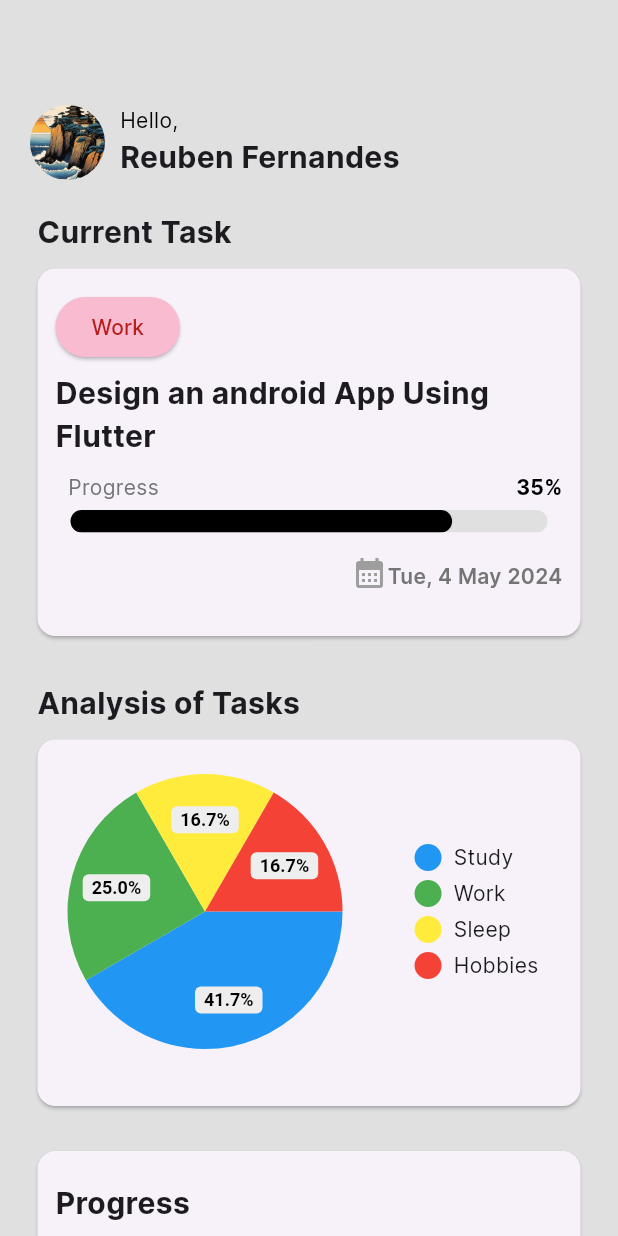
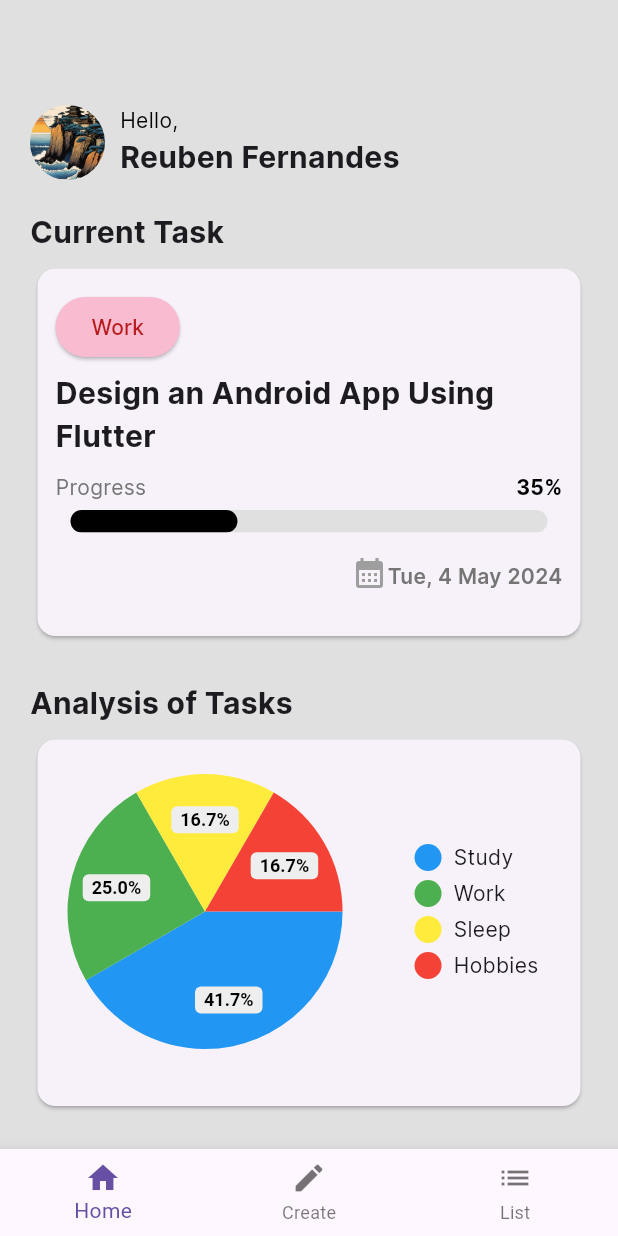
Before and after one commit to Reubencfernandes/Project_Gemini, a Flutter app: the Homestuff screen opened by its route, on a phone screen of 412 x 824 dp. Run offline on Flutter 3.47's test engine with Material 3 defaults, Android fonts, the phone set to English and light mode, and no system bars; drawn by our look-alikes of percent_indicator, pie_chart; our stand-ins replace firebase_auth, google_fonts, google_sign_in, responsive_sizer; accounts and stored records are empty.

```diff
--- /dev/null
+++ b/lib/pages/Components/navigate.dart
@@ -0,0 +1,54 @@
+import 'package:flutter/material.dart';
+
+class lastpart extends StatefulWidget {
+  const lastpart({super.key});
+
+
+  @override
+  State<lastpart> createState() => _NavigationBarState();
+}
+
+class _NavigationBarState extends State<lastpart> {
+  int _selectedIndex = 0; // Use lowercase with underscores for private variables.
+
+  final List<BottomNavigationBarItem> _bottomNavItems = [
+    // Renamed for clarity and consistency.
+    const BottomNavigationBarItem(
+      icon: Icon(Icons.home),
+      label: 'Home', // Capitalize first letter for consistency.
+    ),
+    const BottomNavigationBarItem(
+      icon: Icon(Icons.create),
+      label: 'Create',
+    ),
+    const BottomNavigationBarItem(
+      icon: Icon(Icons.list),
+      label: 'List',
+    ),
+  ];
+
+  @override
+  Widget build(BuildContext context) {
+    return BottomNavigationBar(
+      items: _bottomNavItems,
+      currentIndex: _selectedIndex,
+      onTap: (index) {
+        setState(() {
+          switch(index)
+          {
+            case 0:
+              Navigator.pushNamed(context, '/home');
+              break;
+            case 1:
+              Navigator.pushNamed(context, '/create');
+              break;
+            case 2:
+              Navigator.pushNamed(context, '/tasks');
+              break;
+          }
+          _selectedIndex = index;
+        });
+      },
+    );
+  }
+}
--- a/lib/pages/create_page.dart
+++ b/lib/pages/create_page.dart
@@ -1,11 +1,14 @@
 import 'package:flutter/material.dart';
+import 'Components/navigate.dart';
 import 'package:google_fonts/google_fonts.dart';
 class Create extends StatelessWidget {
   const Create({super.key});
 
   @override
   Widget build(BuildContext context) {
-    return const Placeholder();
+    return const Scaffold(
+      bottomNavigationBar: lastpart(),
+    );
 
   }
 }
--- a/lib/pages/home_page.dart
+++ b/lib/pages/home_page.dart
@@ -1,7 +1,6 @@
-import 'package:flutter/cupertino.dart';
+import 'package:flute/pages/Components/navigate.dart';
 import 'package:flutter/material.dart';
 import 'package:pie_chart/pie_chart.dart';
-import 'package:google_fonts/google_fonts.dart';
 import 'package:percent_indicator/percent_indicator.dart';
 
 Map<String, double> dataMap = {
@@ -33,8 +32,7 @@ class Homestuff extends StatelessWidget {
               crossAxisAlignment: CrossAxisAlignment.start,
               children: [
                 ClipRRect(
-                  borderRadius: BorderRadius.circular(
-                      50.0), // Adjust the radius as needed
+                  borderRadius: BorderRadius.circular(50.0), // Adjust the radius as needed
                   child: SizedBox(
                     width: 50.0, // Adjust the width as needed
                     height: 50.0, // Adjust the height as needed
@@ -45,15 +43,15 @@ class Homestuff extends StatelessWidget {
                   ),
                 ),
                 const SizedBox(width: 10),
-                const Column(
+                Column(
                   crossAxisAlignment: CrossAxisAlignment.start,
-                  children: [
+                  children: const [
                     Text("Hello,",
                         style: TextStyle(
-                            fontFamily: 'inter', color: Colors.black)),
+                            fontFamily: 'Inter', color: Colors.black)),
                     Text("Reuben Fernandes",
                         style: TextStyle(
-                            fontFamily: 'inter',
+                            fontFamily: 'Inter',
                             fontSize: 20,
                             fontWeight: FontWeight.bold)),
                   ],
@@ -64,9 +62,9 @@ class Homestuff extends StatelessWidget {
             Expanded(
               child: ListView(
                 children: [
-                  const Text(" Current Task",
+                  const Text("Current Task",
                       style: TextStyle(
-                          fontFamily: 'inter',
+                          fontFamily: 'Inter',
                           fontSize: 20,
                           fontWeight: FontWeight.bold)),
                   Card(
@@ -86,28 +84,28 @@ class Homestuff extends StatelessWidget {
                               "Work",
                               style: TextStyle(
                                 color: Colors.red[900],
-                                fontFamily: 'inter',
+                                fontFamily: 'Inter',
                                 fontSize: 14,
                               ),
                             ),
                           ),
                           const SizedBox(height: 5),
-                          const Text("Design an android App Using Flutter",
+                          const Text("Design an Android App Using Flutter",
                               style: TextStyle(
-                                  fontFamily: 'inter',
+                                  fontFamily: 'Inter',
                                   fontSize: 20,
                                   fontWeight: FontWeight.bold)),
                           const SizedBox(height: 10),
                           Row(
                             mainAxisAlignment: MainAxisAlignment.spaceBetween,
                             children: [
-                              Text("  Progress",
+                              Text("Progress",
                                   style: TextStyle(
-                                      fontFamily: 'inter',
+                                      fontFamily: 'Inter',
                                       color: Colors.grey[600])),
                               const Text("35%",
                                   style: TextStyle(
-                                      fontFamily: 'inter',
+                                      fontFamily: 'Inter',
                                       color: Colors.black,
                                       fontWeight: FontWeight.bold)),
                             ],
@@ -118,7 +116,7 @@ class Homestuff extends StatelessWidget {
                               borderRadius: BorderRadius.circular(10.0),
                               child: LinearPercentIndicator(
                                 lineHeight: 15.0,
-                                percent: 0.8,
+                                percent: 0.35,
                                 progressColor: Colors.black,
                                 backgroundColor: Colors.grey[300],
                                 barRadius: const Radius.circular(10),
@@ -137,7 +135,7 @@ class Homestuff extends StatelessWidget {
                               Text(
                                 "Tue, 4 May 2024",
                                 style: TextStyle(
-                                    fontFamily: 'inter',
+                                    fontFamily: 'Inter',
                                     color: Colors.grey[600],
                                     fontWeight: FontWeight.w600),
                               )
@@ -148,9 +146,9 @@ class Homestuff extends StatelessWidget {
                     ),
                   ),
                   const SizedBox(height: 30),
-                  const Text(" Analysis of Tasks",
+                  const Text("Analysis of Tasks",
                       style: TextStyle(
-                          fontFamily: 'inter',
+                          fontFamily: 'Inter',
                           fontSize: 20,
                           fontWeight: FontWeight.bold)),
                   Card(
@@ -172,7 +170,7 @@ class Homestuff extends StatelessWidget {
                             legendShape: BoxShape.circle,
                             legendTextStyle: TextStyle(
                               fontWeight: FontWeight.w400,
-                              fontFamily: 'inter',
+                              fontFamily: 'Inter',
                             ),
                           ),
                           chartValuesOptions: const ChartValuesOptions(
@@ -182,8 +180,6 @@ class Homestuff extends StatelessWidget {
                             showChartValuesOutside: false,
                             decimalPlaces: 1,
                           ),
-                          // gradientList: ---To add gradient colors---
-                          // emptyColorGradient: ---Empty Color gradient---
                         )),
                   ),
                   const SizedBox(height: 20),
@@ -198,20 +194,20 @@ class Homestuff extends StatelessWidget {
                           const SizedBox(height: 5),
                           const Text("Progress",
                               style: TextStyle(
-                                  fontFamily: 'inter',
+                                  fontFamily: 'Inter',
                                   fontSize: 20,
                                   fontWeight: FontWeight.bold)),
                           const SizedBox(height: 10),
                           Row(
                             mainAxisAlignment: MainAxisAlignment.spaceBetween,
                             children: [
-                              Text("  Time Left This Month",
+                              Text("Time Left This Month",
                                   style: TextStyle(
-                                      fontFamily: 'inter',
+                                      fontFamily: 'Inter',
                                       color: Colors.grey[600])),
                               const Text("35%",
                                   style: TextStyle(
-                                      fontFamily: 'inter',
+                                      fontFamily: 'Inter',
                                       color: Colors.black,
                                       fontWeight: FontWeight.bold)),
                             ],
@@ -222,7 +218,7 @@ class Homestuff extends StatelessWidget {
                               borderRadius: BorderRadius.circular(10.0),
                               child: LinearPercentIndicator(
                                 lineHeight: 15.0,
-                                percent: 0.8,
+                                percent: 0.35,
                                 progressColor: Colors.red[400],
                                 backgroundColor: Colors.grey[300],
                                 barRadius: const Radius.circular(10),
@@ -236,13 +232,13 @@ class Homestuff extends StatelessWidget {
                           Row(
                             mainAxisAlignment: MainAxisAlignment.spaceBetween,
                             children: [
-                              Text("  Time Left This Year",
+                              Text("Time Left This Year",
                                   style: TextStyle(
-                                      fontFamily: 'inter',
+                                      fontFamily: 'Inter',
                                       color: Colors.grey[600])),
                               const Text("35%",
                                   style: TextStyle(
-                                      fontFamily: 'inter',
+                                      fontFamily: 'Inter',
                                       color: Colors.black,
                                       fontWeight: FontWeight.bold)),
                             ],
@@ -253,7 +249,7 @@ class Homestuff extends StatelessWidget {
                               borderRadius: BorderRadius.circular(10.0),
                               child: LinearPercentIndicator(
                                 lineHeight: 15.0,
-                                percent: 0.8,
+                                percent: 0.35,
                                 progressColor: Colors.blue[400],
                                 backgroundColor: Colors.grey[300],
                                 barRadius: const Radius.circular(10),
@@ -276,6 +272,7 @@ class Homestuff extends StatelessWidget {
           ],
         ),
       ),
+      bottomNavigationBar: lastpart(), // Ensure the navigation bar is imported and used correctly
     );
   }
 }
--- a/pubspec.yaml
+++ b/pubspec.yaml
@@ -41,6 +41,7 @@ dependencies:
   firebase_auth: ^5.1.1
   percent_indicator: ^4.2.3
   pie_chart: ^5.4.0
+  intl: ^0.19.0
 
 dev_dependencies:
   flutter_test:
```
Also changed, not shown: lib/pages/Components/Dates.dart (added, +10 -0 lines), lib/pages/task_page.dart (+43 -1 lines), pubspec.lock.
